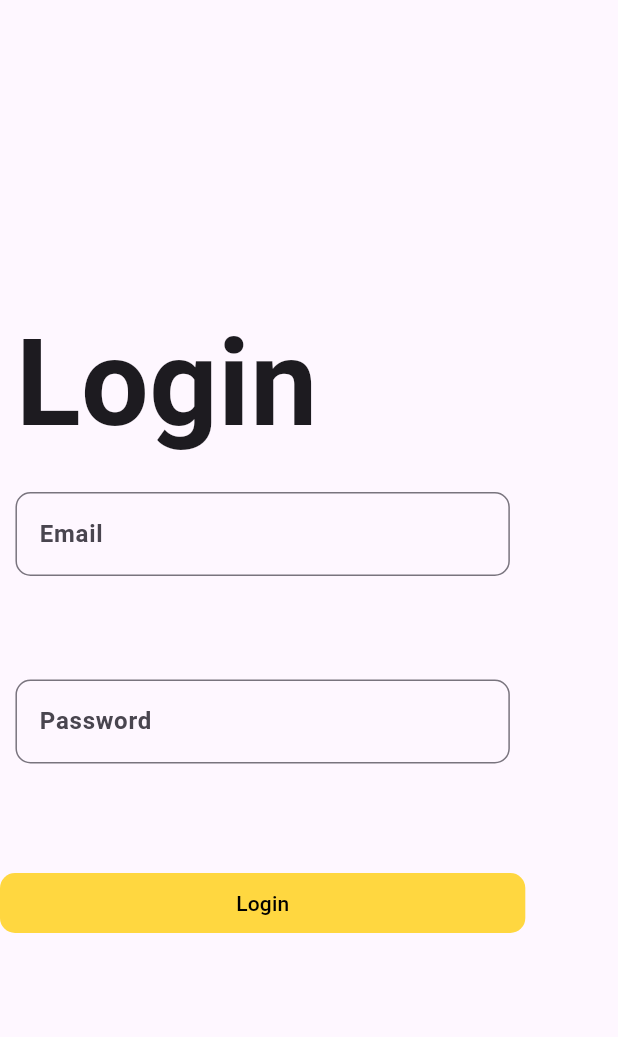
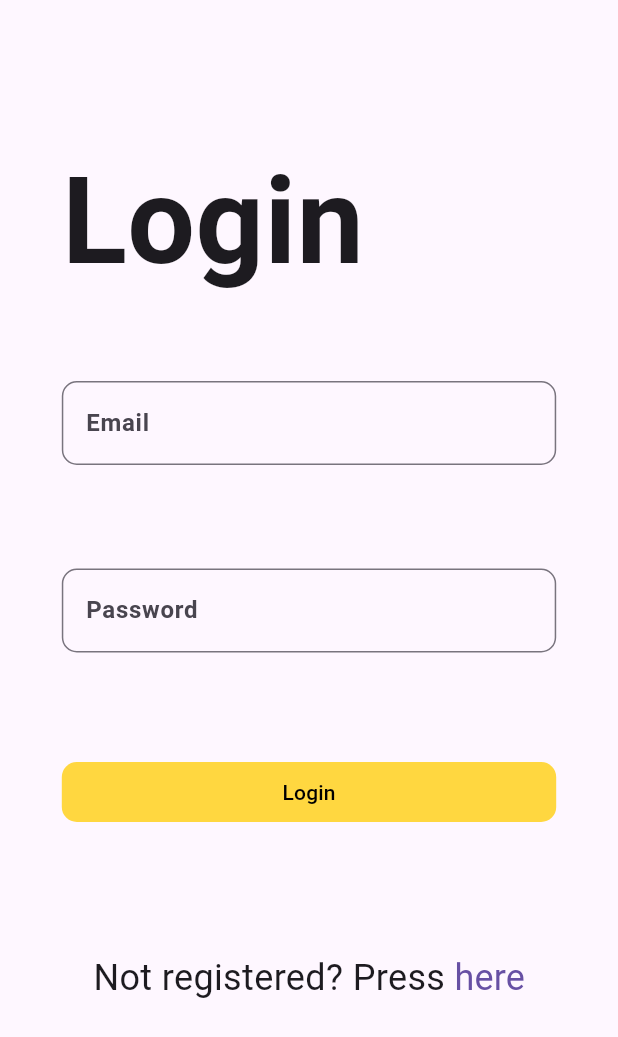
Before and after one commit to VitoSpritz/cinemaNight, a Flutter app: the screen it shows after launch, on a phone screen of 412 x 824 dp. Shown: the top 1037 px of the screen. Run offline on Flutter 3.47's test engine with Material 3 defaults, Android fonts, the phone set to English and light mode, and no system bars; our stand-ins replace go_router.

Commit message:
feat(UI): :sparkles: finish login screen

```diff
--- a/lib/screens/login.dart
+++ b/lib/screens/login.dart
@@ -1,8 +1,7 @@
-import 'dart:ui';
-
 import 'package:flutter/material.dart';
 
 import 'router/router.dart';
+import 'sign_in.dart';
 
 class LoginScreen extends StatelessWidget {
   final String path = '/login';
@@ -12,9 +11,10 @@ class LoginScreen extends StatelessWidget {
   @override
   Widget build(BuildContext context) {
     return Scaffold(
-      body: Column(
-        mainAxisAlignment: MainAxisAlignment.center,
+      body: Center(
+        child: Column(
           children: <Widget>[
+            const SizedBox(height: 90),
             SizedBox(
               width: MediaQuery.of(context).size.width * 0.8,
               child: const Text(
@@ -22,7 +22,7 @@ class LoginScreen extends StatelessWidget {
                 style: TextStyle(fontWeight: FontWeight.bold, fontSize: 80),
               ),
             ),
-          const SizedBox(height: 16),
+            const SizedBox(height: 50),
 
             SizedBox(
               width: MediaQuery.of(context).size.width * 0.8,
@@ -58,8 +58,8 @@ class LoginScreen extends StatelessWidget {
             ),
             const SizedBox(height: 69),
 
-          FractionallySizedBox(
-            widthFactor: 0.85,
+            SizedBox(
+              width: MediaQuery.of(context).size.width * 0.8,
               child: FilledButton(
                 onPressed: () => router.push("/login"),
                 style: FilledButton.styleFrom(
@@ -72,7 +72,43 @@ class LoginScreen extends StatelessWidget {
                 child: const Text("Login"),
               ),
             ),
+
+            SizedBox(
+              width: MediaQuery.of(context).size.width * 0.80,
+
+              child: Row(
+                mainAxisAlignment: MainAxisAlignment.center,
+                children: <Widget>[
+                  const Text(
+                    "Not registered? Press ",
+                    style: TextStyle(
+                      fontWeight: FontWeight.normal,
+                      fontSize: 24,
+                    ),
+                  ),
+
+                  const SizedBox(height: 200),
+
+                  TextButton(
+                    onPressed: () => router.push(SignInScreen.path),
+                    style: TextButton.styleFrom(
+                      padding: EdgeInsets.zero,
+                      minimumSize: const Size(0, 0),
+                      tapTargetSize: MaterialTapTargetSize.shrinkWrap,
+                    ),
+                    child: const Text(
+                      style: TextStyle(
+                        fontWeight: FontWeight.normal,
+                        fontSize: 24,
+                      ),
+                      "here",
+                    ),
+                  ),
                 ],
+              ),
+            ),
+          ],
+        ),
       ),
     );
   }
--- a/lib/screens/splash_screen.dart
+++ b/lib/screens/splash_screen.dart
@@ -2,7 +2,6 @@ import 'dart:async';
 
 import 'package:flutter/material.dart';
 
-import 'home.dart';
 import 'login.dart';
 import 'router/router.dart';
 
```
Lines whose indentation alone changed are shown as unchanged.
